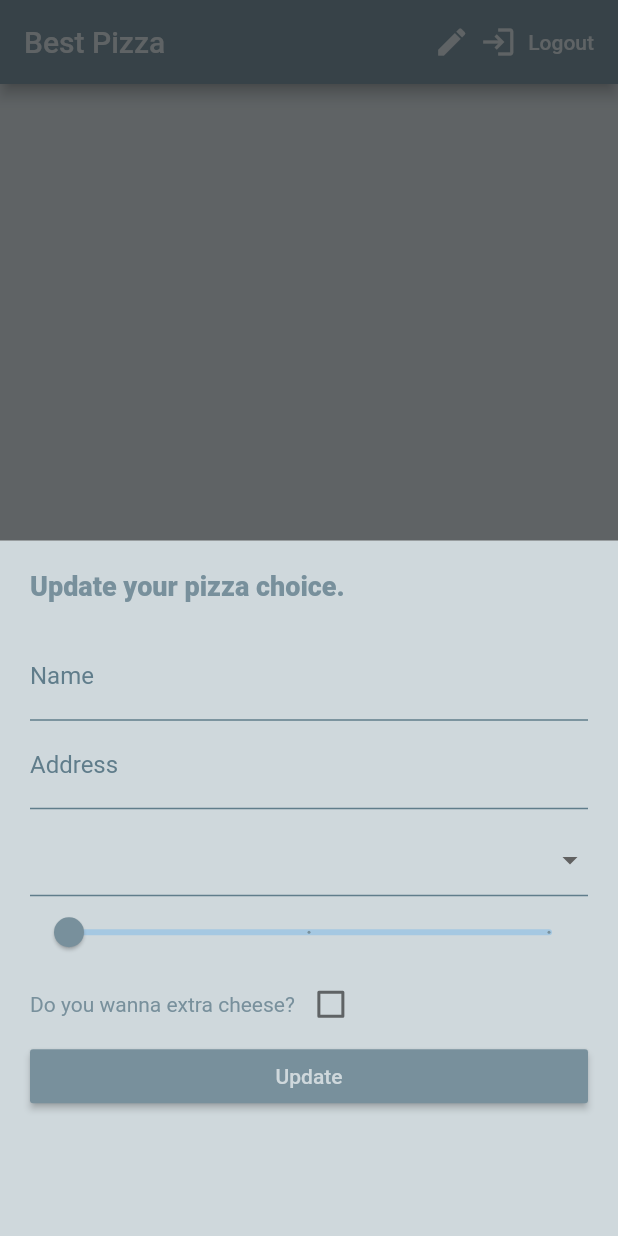
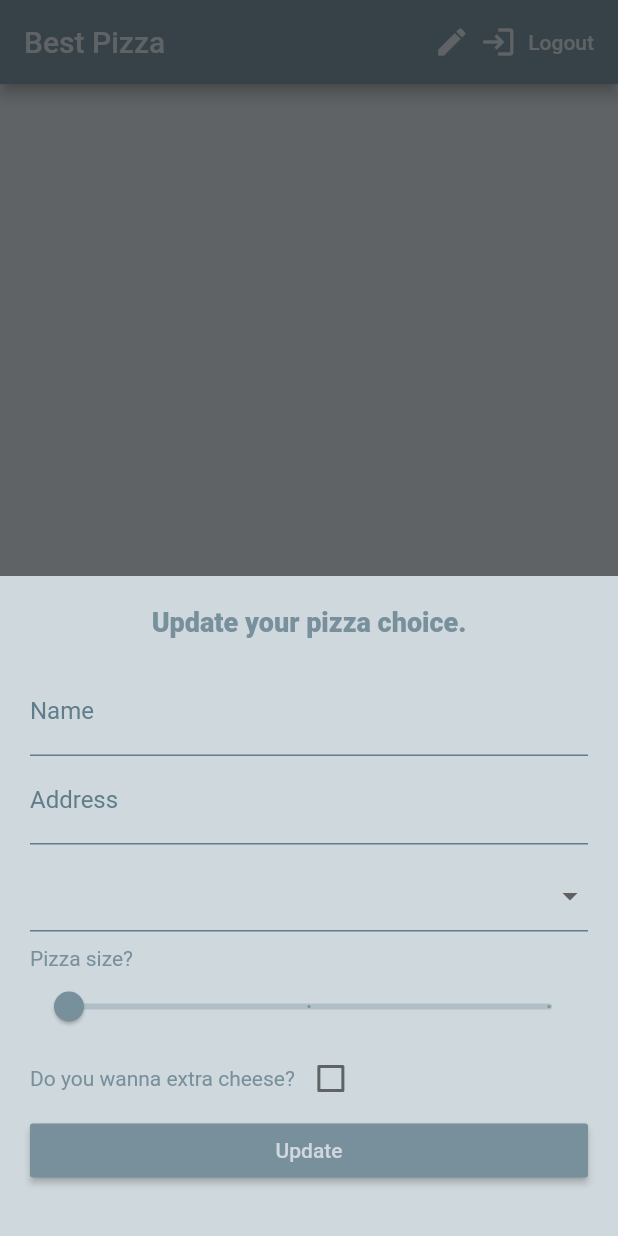
Before and after one commit to arvisIljins/best_pizza-Firebase_Flutter, a Flutter app: the screen it shows once a user with an empty profile is signed in, after a tap on the "edit" icon, on a phone screen of 412 x 824 dp. Run offline on Flutter 3.47's test engine with Material 2 defaults, Android fonts, the phone set to English and light mode, and no system bars; our stand-ins replace cloud_firestore, firebase_auth, flutter_spinkit; accounts and stored records are empty.

Commit message:
created setting  showModalBottomSheet

```diff
--- a/lib/screens/home/home.dart
+++ b/lib/screens/home/home.dart
@@ -13,9 +13,11 @@ class Home extends StatelessWidget {
   Widget build(BuildContext context) {
     void _showSettingsPanel() {
       showModalBottomSheet(
+          isScrollControlled: true,
           context: context,
           builder: (context) {
             return Container(
+              height: 440,
               color: Colors.blueGrey[100],
               padding: EdgeInsets.symmetric(vertical: 20, horizontal: 20),
               child: SettingsForm(),
--- a/lib/screens/home/settingsForm.dart
+++ b/lib/screens/home/settingsForm.dart
@@ -30,15 +30,16 @@ class _SettingsFormState extends State<SettingsForm> {
     return Form(
       key: _formKey,
       child: Container(
-        height: 800,
         child: ListView(
           children: [
             Text(
               'Update your pizza choice.',
+              textAlign: TextAlign.center,
               style: TextStyle(
-                  color: Colors.blueGrey[400],
-                  fontSize: 18,
-                  fontWeight: FontWeight.w900),
+                color: Colors.blueGrey[400],
+                fontSize: 18,
+                fontWeight: FontWeight.w900,
+              ),
             ),
             SizedBox(
               height: 20,
@@ -81,8 +82,17 @@ class _SettingsFormState extends State<SettingsForm> {
                 setState(() => _currentPizzaType = val);
               },
             ),
+            SizedBox(
+              height: 10,
+            ),
+            Text('Pizza size?',
+                style: TextStyle(
+                    color: Colors.blueGrey[400],
+                    fontSize: 14,
+                    fontWeight: FontWeight.w400)),
             Slider(
               activeColor: Colors.blueGrey[400],
+              inactiveColor: Colors.blueGrey[200],
               value: (_currentSize ?? 25).toDouble(),
               min: 15,
               max: 25,
@@ -123,6 +133,7 @@ class _SettingsFormState extends State<SettingsForm> {
                 print(_currentName);
                 print(extraCheese);
                 print(_currentPizzaType);
+                print(_currentSize);
               },
             ),
           ],
```
